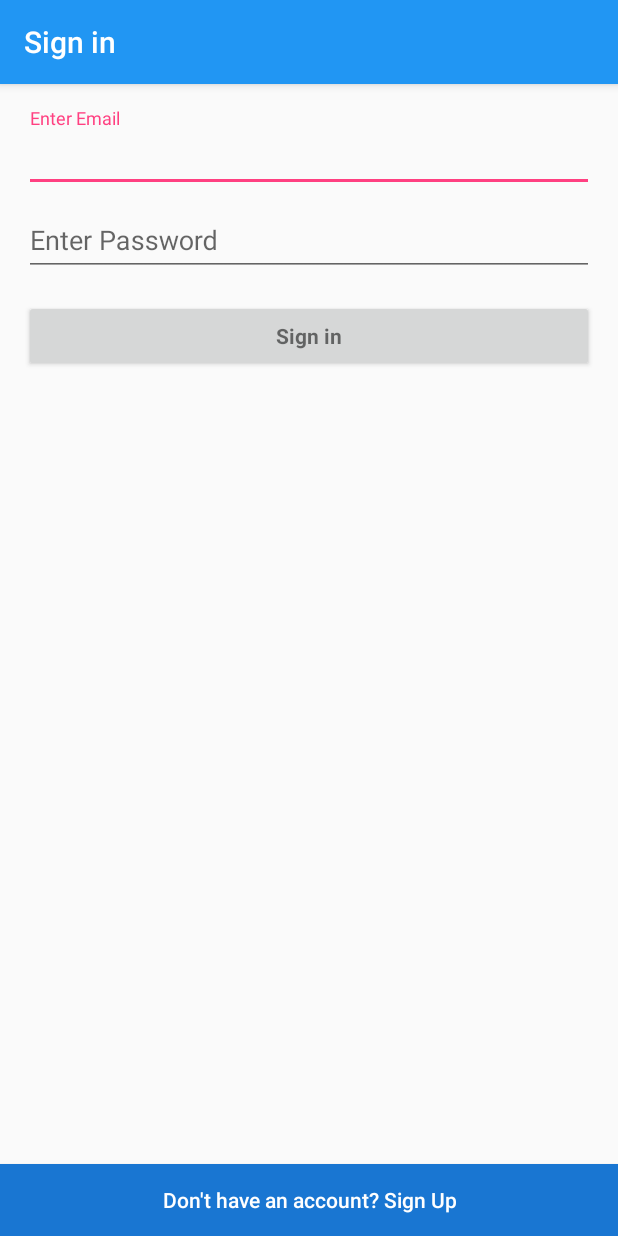
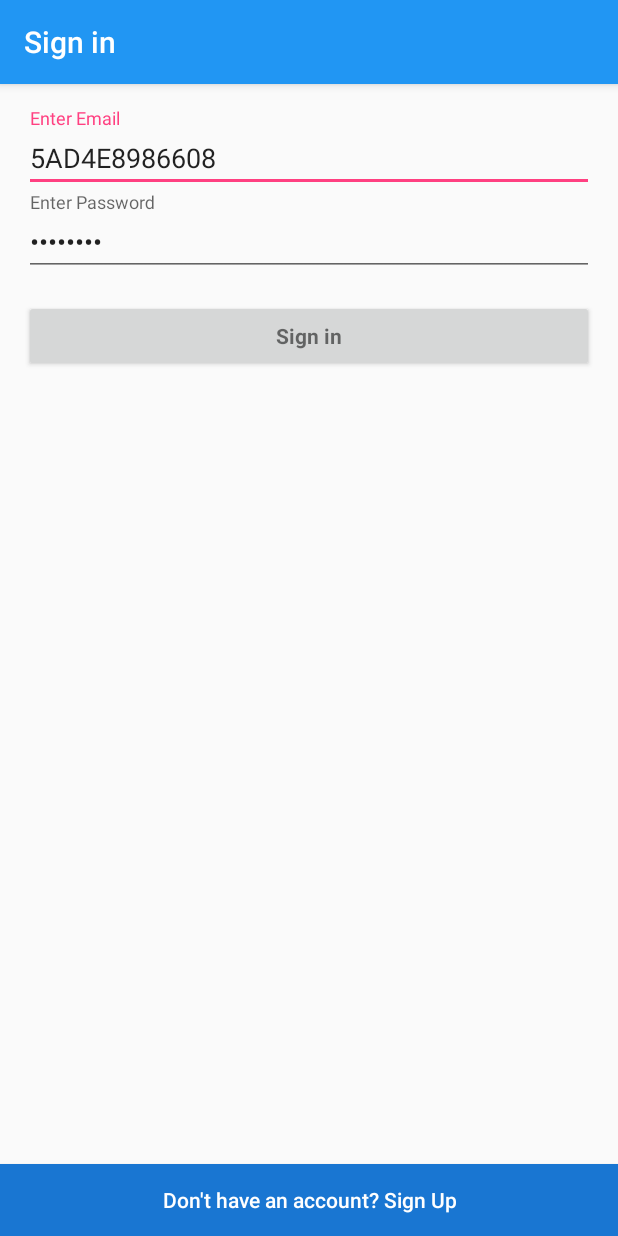
Before and after one commit to Daneswara/Travelohealth, an Android app: the screen it shows after launch (LoginActivity), on a phone screen of 412 x 824 dp. Run offline under Robolectric (Android 15) with nearby library versions, the phone set to English and light mode, and no system bars; our stand-ins replace Firebase (no records; nobody signed in at launch, a user with empty details on screens opened directly), Timber; libraries missing offline, so code that uses them is left out: cn.pedant, com.google.maps.errors, com.google.maps.model, net.danlew.android; 2 statements that could not run were skipped.

Commit message:
Fix login layout

```diff
--- a/app/src/main/res/layout/activity_login.xml
+++ b/app/src/main/res/layout/activity_login.xml
@@ -4,19 +4,6 @@
         android:layout_height="match_parent"
         android:gravity="center_horizontal"
         tools:context="com.masbie.travelohealth.LoginActivity">
-
-    <!-- Login progress -->
-    <ProgressBar
-            android:id="@+id/login_progress"
-            style="?android:attr/progressBarStyleLarge"
-            android:layout_width="wrap_content"
-            android:layout_height="wrap_content"
-            android:layout_marginBottom="8dp"
-            android:paddingBottom="@dimen/activity_vertical_margin"
-            android:paddingLeft="@dimen/activity_horizontal_margin"
-            android:paddingRight="@dimen/activity_horizontal_margin"
-            android:paddingTop="@dimen/activity_vertical_margin"
-            android:visibility="gone" />
 
     <ScrollView
             android:layout_below="@+id/login_progress"
@@ -45,7 +32,8 @@
                         android:hint="@string/prompt_email"
                         android:inputType="textEmailAddress"
                         android:maxLines="1"
-                        android:singleLine="true" />
+                        android:singleLine="true"
+                        android:text="5AD4E8986608" />
 
             </android.support.design.widget.TextInputLayout>
 
@@ -63,7 +51,8 @@
                         android:imeOptions="actionUnspecified"
                         android:inputType="textPassword"
                         android:maxLines="1"
-                        android:singleLine="true" />
+                        android:singleLine="true"
+                        android:text="password" />
 
             </android.support.design.widget.TextInputLayout>
 
```
